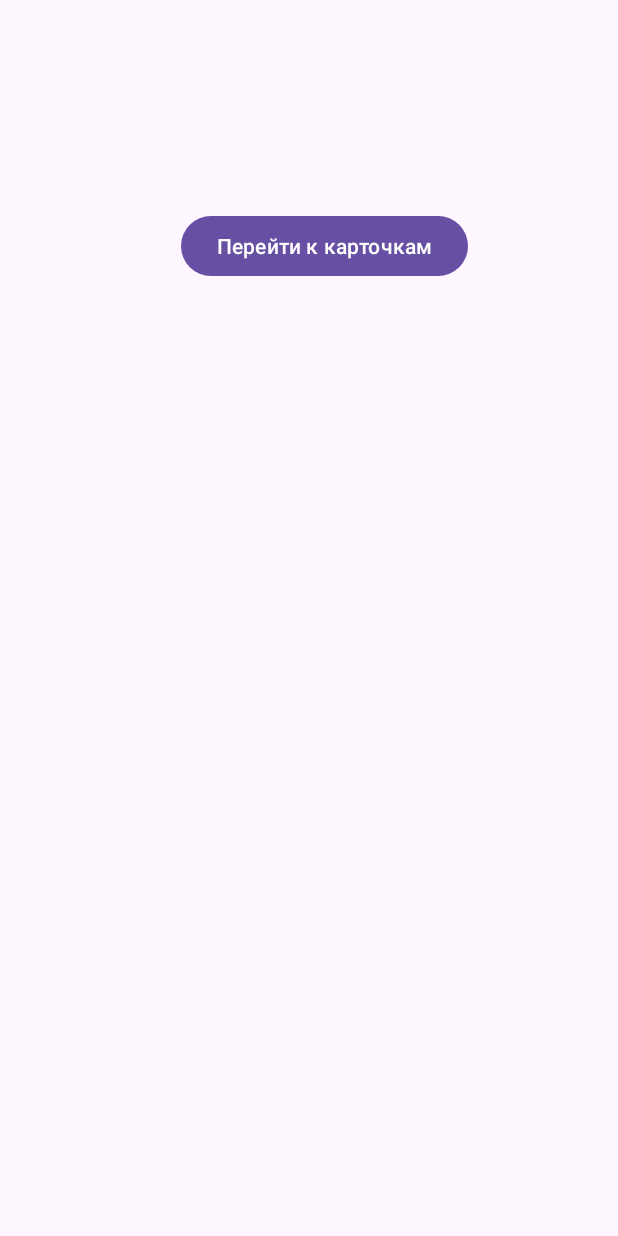
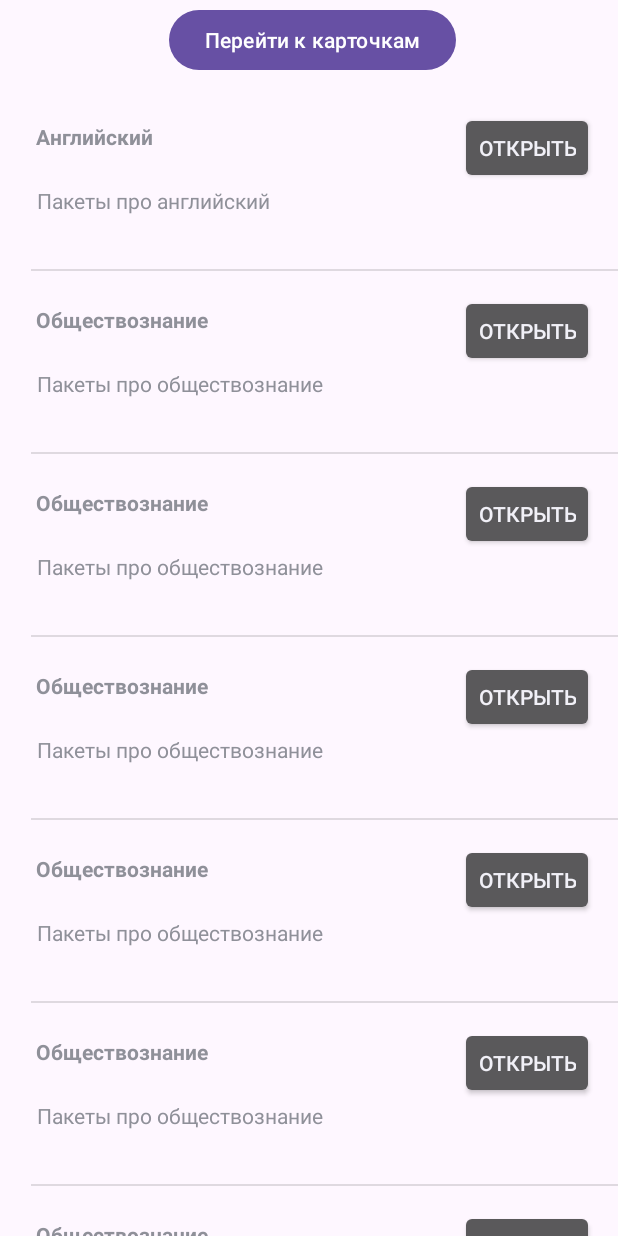
Before and after one commit to ozeemm/Quiz_Cards, an Android app: the screen it shows after launch (ThemesActivity), on a phone screen of 412 x 824 dp. Run offline under Robolectric (Android 15) with nearby library versions, the phone set to English and light mode, and no system bars.

Commit message:
Навела красоту в ThemesActivity: добавила ListView и адаптер к нему

```diff
--- a/app/build.gradle.kts
+++ b/app/build.gradle.kts
@@ -26,6 +26,9 @@ android {
         sourceCompatibility = JavaVersion.VERSION_1_8
         targetCompatibility = JavaVersion.VERSION_1_8
     }
+    buildFeatures {
+        viewBinding = true
+    }
 }
 
 dependencies {
@@ -33,6 +36,9 @@ dependencies {
     implementation("androidx.appcompat:appcompat:1.6.1")
     implementation("com.google.android.material:material:1.11.0")
     implementation("androidx.constraintlayout:constraintlayout:2.1.4")
+    implementation("androidx.navigation:navigation-fragment:2.7.7")
+    implementation("androidx.navigation:navigation-ui:2.7.7")
+    implementation("com.google.firebase:firebase-inappmessaging:21.0.0")
     testImplementation("junit:junit:4.13.2")
     androidTestImplementation("androidx.test.ext:junit:1.1.5")
     androidTestImplementation("androidx.test.espresso:espresso-core:3.5.1")
--- /dev/null
+++ b/app/src/main/java/com/example/myapplication/ListViewAdapter.java
@@ -0,0 +1,61 @@
+package com.example.myapplication;
+
+import android.annotation.SuppressLint;
+import android.content.Context;
+import android.content.Intent;
+import android.graphics.Typeface;
+import android.view.LayoutInflater;
+import android.view.View;
+import android.view.ViewGroup;
+import android.widget.BaseAdapter;
+import android.widget.Button;
+import android.widget.TextView;
+import com.example.myapplication.Model.Theme;
+
+import java.util.ArrayList;
+
+public class ListViewAdapter extends BaseAdapter {
+
+    Context context;
+    ArrayList<Theme> themes;
+    LayoutInflater inflater;
+
+
+    public ListViewAdapter(Context ctx, ArrayList<Theme> themes){
+        this.context = ctx;
+        this.themes = themes;
+        inflater = LayoutInflater.from(ctx);
+
+    }
+
+
+    @Override
+    public int getCount() {
+        return themes.size();
+    }
+
+    @Override
+    public Object getItem(int position) {
+        return null;
+    }
+
+    @Override
+    public long getItemId(int position) {
+        return 0;
+    }
+
+    @SuppressLint({"InflateParams", "ViewHolder", "SetTextI18n"})
+    @Override
+    public View getView(int position, View convertView, ViewGroup parent) {
+        convertView = inflater.inflate(R.layout.activity_list_view, null);
+        TextView txtViewName =  convertView.findViewById(R.id.txtViewName);
+        txtViewName.setText(themes.get(position).getName());
+        TextView txtViewDescription = convertView.findViewById(R.id.txtViewDescription);
+        txtViewDescription.setText(themes.get(position).getDescription());
+        Button button = convertView.findViewById(R.id.button);
+        button.setOnClickListener(v->{
+
+        });
+        return convertView;
+    }
+}
--- a/app/src/main/java/com/example/myapplication/ThemesActivity.java
+++ b/app/src/main/java/com/example/myapplication/ThemesActivity.java
@@ -2,15 +2,51 @@ package com.example.myapplication;
 
 import android.content.Intent;
 import android.view.View;
+import android.view.ViewGroup;
+import android.widget.Button;
+import android.widget.LinearLayout;
+import android.widget.ListView;
 import androidx.appcompat.app.AppCompatActivity;
 import android.os.Bundle;
+import com.example.myapplication.Model.Theme;
+
+import java.util.ArrayList;
 
 public class ThemesActivity extends AppCompatActivity {
 
+
+    ArrayList<Theme> themes = new ArrayList<>();
+
+    ListView listView;
     @Override
     protected void onCreate(Bundle savedInstanceState) {
         super.onCreate(savedInstanceState);
         setContentView(R.layout.activity_themes);
+
+        Theme theme1 = new Theme();
+        theme1.setName("Английский");
+        theme1.setDescription("Пакеты про английский");
+        themes.add(theme1);
+
+        Theme theme2 = new Theme();
+        theme2.setName("Обществознание");
+        theme2.setDescription("Пакеты про обществознание");
+        themes.add(theme2);
+
+        themes.add(theme2);
+        themes.add(theme2);
+        themes.add(theme2);
+        themes.add(theme2);
+        themes.add(theme2);
+        themes.add(theme2);
+        themes.add(theme2);
+        themes.add(theme2);
+        themes.add(theme2);
+        themes.add(theme2);
+
+        listView = findViewById(R.id.listView);
+        ListViewAdapter listViewAdapter = new ListViewAdapter(getApplicationContext(),themes);
+        listView.setAdapter(listViewAdapter);
 
     }
 
--- /dev/null
+++ b/app/src/main/res/layout/activity_list_view.xml
@@ -0,0 +1,33 @@
+<?xml version="1.0" encoding="utf-8"?>
+<androidx.constraintlayout.widget.ConstraintLayout
+        xmlns:android="http://schemas.android.com/apk/res/android"
+        xmlns:tools="http://schemas.android.com/tools"
+        xmlns:app="http://schemas.android.com/apk/res-auto"
+        android:layout_width="match_parent"
+        android:layout_height="wrap_content"
+        tools:context=".ListViewActivity">
+
+
+        <TextView android:layout_width="258dp"
+                  android:layout_height="65dp"
+                  android:id="@+id/txtViewName"
+                  android:gravity="center|left"
+                  app:layout_constraintTop_toTopOf="parent" app:layout_constraintEnd_toEndOf="parent"
+                  android:text="my name"
+                  android:layout_marginEnd="136dp" android:paddingLeft="5dp" android:textStyle="bold"/>
+        <TextView android:layout_width="393dp"
+                  android:layout_height="55dp"
+                  android:id="@+id/txtViewDescription"
+                  android:gravity="left"
+                  app:layout_constraintTop_toBottomOf="@+id/txtViewName" app:layout_constraintEnd_toEndOf="parent"
+                  android:text="my decription"
+                  android:paddingStart="5dp"/>
+        <Button
+                android:text="Открыть"
+                android:layout_width="wrap_content"
+                android:layout_height="wrap_content" android:id="@+id/button"
+                app:layout_constraintTop_toTopOf="parent"
+                android:layout_marginTop="16dp" android:layout_marginEnd="16dp"
+                app:layout_constraintEnd_toEndOf="parent"/>
+
+</androidx.constraintlayout.widget.ConstraintLayout>
--- a/app/src/main/res/layout/activity_themes.xml
+++ b/app/src/main/res/layout/activity_themes.xml
@@ -1,16 +1,28 @@
 <?xml version="1.0" encoding="utf-8"?>
+
+<ScrollView xmlns:app="http://schemas.android.com/apk/res-auto"
+            xmlns:tools="http://schemas.android.com/tools"
+            android:layout_height="match_parent"
+            android:layout_width="match_parent"
+            xmlns:android="http://schemas.android.com/apk/res/android" >
     <androidx.constraintlayout.widget.ConstraintLayout
-    xmlns:android="http://schemas.android.com/apk/res/android"
-    xmlns:tools="http://schemas.android.com/tools"
-    xmlns:app="http://schemas.android.com/apk/res-auto"
             android:layout_width="match_parent"
-    android:layout_height="match_parent"
-    tools:context=".ThemesActivity">
+            android:layout_height="wrap_content"
+            tools:context=".ThemesActivity" android:id="@+id/liLayout">
+
 
         <Button
                 android:text="Перейти к карточкам"
                 android:layout_width="wrap_content"
                 android:layout_height="wrap_content" android:id="@+id/buttonNext"
                 app:layout_constraintEnd_toEndOf="parent" app:layout_constraintTop_toTopOf="parent"
-            android:layout_marginTop="140dp" android:layout_marginEnd="100dp" android:onClick="showNextActivity"/>
+                android:layout_marginTop="4dp" android:layout_marginEnd="108dp" android:onClick="showNextActivity"/>
+        <ListView
+                android:layout_width="391dp"
+                app:layout_constraintEnd_toEndOf="parent"
+                android:id="@+id/listView" android:layout_marginTop="8dp"
+                app:layout_constraintTop_toBottomOf="@+id/buttonNext"
+                android:layout_height="765dp"/>
+
     </androidx.constraintlayout.widget.ConstraintLayout>
+</ScrollView>
--- /dev/null
+++ b/app/src/main/res/values-land/dimens.xml
@@ -0,0 +1,3 @@
+<resources>
+    <dimen name="fab_margin">48dp</dimen>
+</resources>
--- /dev/null
+++ b/app/src/main/res/values-v23/themes.xml
@@ -0,0 +1,8 @@
+<resources xmlns:tools="http://schemas.android.com/tools">
+    <style name="Theme.MyApplication" parent="Base.Theme.MyApplication">
+        <!-- Transparent system bars for edge-to-edge. -->
+        <item name="android:navigationBarColor">@android:color/transparent</item>
+        <item name="android:statusBarColor">@android:color/transparent</item>
+        <item name="android:windowLightStatusBar">?attr/isLightTheme</item>
+    </style>
+</resources>
--- /dev/null
+++ b/app/src/main/res/values-w1240dp/dimens.xml
@@ -0,0 +1,3 @@
+<resources>
+    <dimen name="fab_margin">200dp</dimen>
+</resources>
--- /dev/null
+++ b/app/src/main/res/values-w600dp/dimens.xml
@@ -0,0 +1,3 @@
+<resources>
+    <dimen name="fab_margin">48dp</dimen>
+</resources>
--- /dev/null
+++ b/app/src/main/res/values/dimens.xml
@@ -0,0 +1,3 @@
+<resources>
+    <dimen name="fab_margin">16dp</dimen>
+</resources>
```
Also changed, not shown: app/src/main/AndroidManifest.xml (+14 -6 lines), app/src/main/java/com/example/myapplication/Cards_Activity.java (+0 -8 lines), app/src/main/java/com/example/myapplication/ListViewActivity.java (added, +13 -0 lines), app/src/main/res/navigation/nav_graph.xml (added, +28 -0 lines), app/src/main/res/values/strings.xml (+37 -0 lines). Lines whose indentation alone changed are shown as unchanged.
